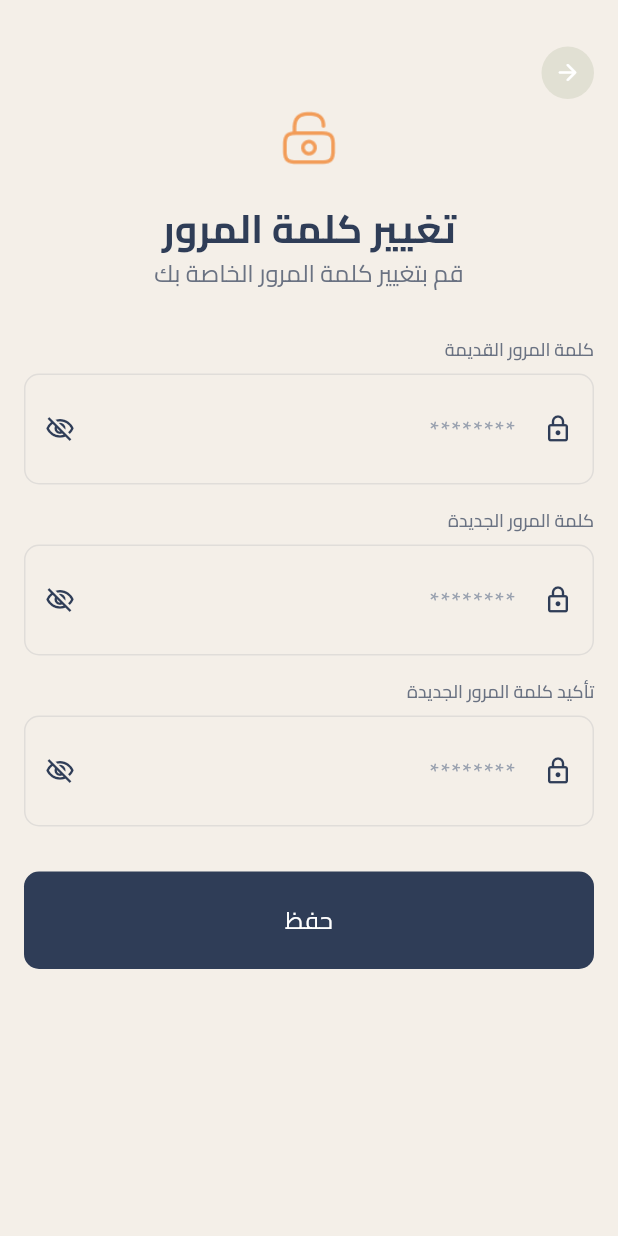
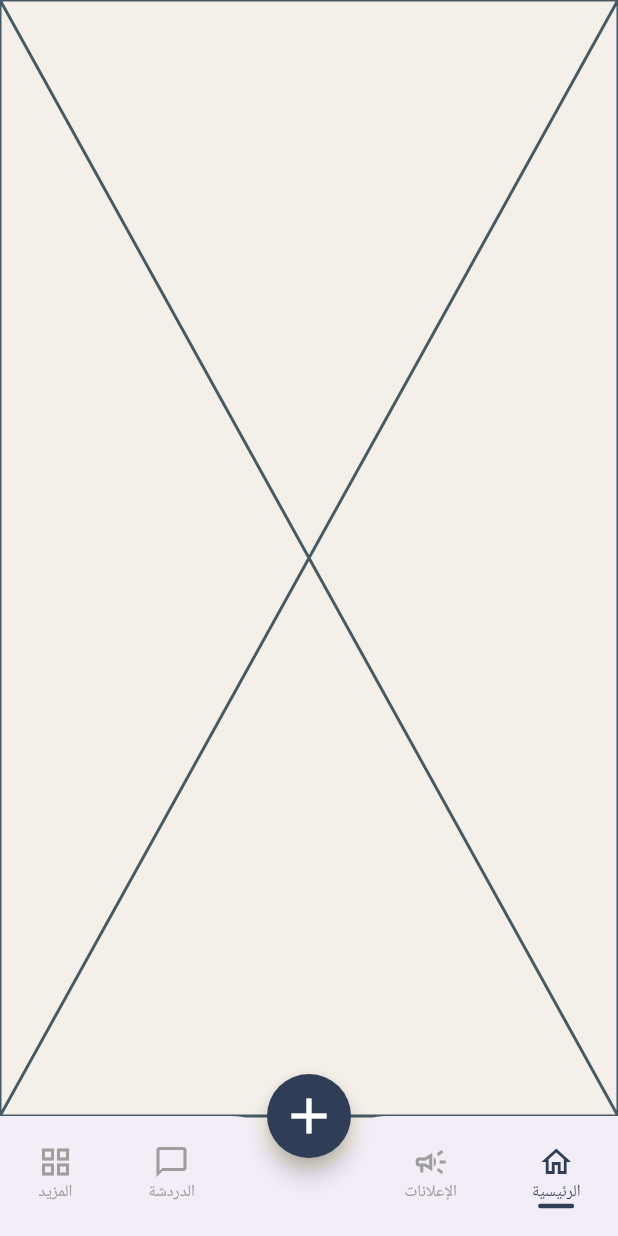
Before and after one commit to ELshenawyy/mostkdm, a Flutter app: the screen it shows after launch, on a phone screen of 412 x 824 dp. Run offline on Flutter 3.47's test engine with Material 3 defaults, Android fonts, the light colour scheme and no system bars; our stand-ins replace go_router, pinput.

Commit message:
إنتهاء أول 2 فيتشر الخاصة ب ال auth وكمان ال navBar في فيتشر معزوله

```diff
--- a/lib/core/router/app_router.dart
+++ b/lib/core/router/app_router.dart
@@ -5,6 +5,7 @@
 import 'package:mostkdm/features/auth/presentation/view/phone_otp.dart';
 import 'package:mostkdm/features/auth/presentation/view/signup_view.dart';
 import 'package:mostkdm/features/auth/presentation/view/otp_code_view.dart';
+import 'package:mostkdm/features/main/presentation/view/main_view.dart';
 import 'package:mostkdm/features/onBoarding/presentation/view/choose_access.dart';
 import 'package:mostkdm/features/onBoarding/presentation/view/splash_view.dart';
 
@@ -13,7 +14,7 @@
   routes: [
     GoRoute(
       path: RouteNames.splash,
-      builder: (context, state) => const ChangePasswordView(),
+      builder: (context, state) => const MainView(),
     ),
     GoRoute(
       path: RouteNames.signup,
--- a/lib/core/router/router_names.dart
+++ b/lib/core/router/router_names.dart
@@ -1,8 +1,11 @@
+
 abstract class RouteNames {
   static const splash = '/';
   static const chooseAccess = '/chooseAccess';
   static const login = '/login';
   static const signup = '/signup';
     static const phoneOtp = '/otp';
+        static const minView = '/mainView';
+
 
 }
--- a/lib/core/widgets/arrow_forward_widget.dart
+++ b/lib/core/widgets/arrow_forward_widget.dart
@@ -10,7 +10,7 @@
     return Padding(
       padding: const EdgeInsets.only(top: 15.0),
       child: Row(
-        mainAxisAlignment: MainAxisAlignment.end,
+        mainAxisAlignment: MainAxisAlignment.start,
         children: [
           Container(
             width: 35,
--- a/lib/core/widgets/text_field_widget.dart
+++ b/lib/core/widgets/text_field_widget.dart
@@ -32,7 +32,7 @@
   @override
   Widget build(BuildContext context) {
     return Column(
-      crossAxisAlignment: CrossAxisAlignment.end,
+      crossAxisAlignment: CrossAxisAlignment.start,
       children: [
         Text(
           widget.label,
--- a/lib/features/auth/presentation/sections/login_form_section.dart
+++ b/lib/features/auth/presentation/sections/login_form_section.dart
@@ -39,7 +39,7 @@
       SizedBox(height: 14),
 
       Row(
-        mainAxisAlignment: MainAxisAlignment.end,
+        mainAxisAlignment: MainAxisAlignment.start,
         children: [
           Text(
             'هل نسيت كلمة المرور؟',
--- a/lib/features/auth/presentation/sections/signup_form_section.dart
+++ b/lib/features/auth/presentation/sections/signup_form_section.dart
@@ -52,7 +52,7 @@
       ),
       SizedBox(height: 14),
       Row(
-        mainAxisAlignment: MainAxisAlignment.end,
+        mainAxisAlignment: MainAxisAlignment.start,
         children: [
           Text('هل أنت موافق على الشروط والأحكام؟',
               style: AppTextStyle.forgetPasswordStyle),
--- /dev/null
+++ b/lib/features/home/presentation/view/home_view.dart
@@ -0,0 +1,10 @@
+import 'package:flutter/material.dart';
+
+class HomeView extends StatelessWidget {
+  const HomeView({super.key});
+
+  @override
+  Widget build(BuildContext context) {
+    return const Placeholder();
+  }
+}
--- /dev/null
+++ b/lib/features/main/presentation/view/main_view.dart
@@ -0,0 +1,122 @@
+import 'package:flutter/material.dart';
+import 'package:mostkdm/core/theme/app_colors.dart';
+import 'package:mostkdm/features/home/presentation/view/home_view.dart';
+
+class MainView extends StatefulWidget {
+  const MainView({super.key});
+
+  @override
+  State<MainView> createState() => _MainViewState();
+}
+
+class _MainViewState extends State<MainView> {
+  int _currentIndex = 0;
+
+  static const List _pages = [
+    HomeView(),
+    SizedBox(),
+    SizedBox(),
+    SizedBox(),
+    SizedBox(),
+  ];
+  @override
+  Widget build(BuildContext context) {
+    return Scaffold(
+      body: _pages[_currentIndex],
+      floatingActionButton: FloatingActionButton(
+        onPressed: () => setState(() => _currentIndex = 2),
+        backgroundColor: AppColors.secondaryColor,
+        shape: const CircleBorder(),
+        child: const Icon(
+          Icons.add,
+          color: Colors.white,
+          size: 40,
+        ),
+      ),
+      floatingActionButtonLocation: FloatingActionButtonLocation.centerDocked,
+      bottomNavigationBar: BottomAppBar(
+        shape: const CircularNotchedRectangle(),
+        notchMargin: 8,
+         padding: EdgeInsets.zero,
+        child: Row(
+          mainAxisAlignment: MainAxisAlignment.spaceAround,
+          children: [
+            _NavItem(
+                icon: Icons.home_outlined,
+                label: 'الرئيسية',
+                index: 0,
+                current: _currentIndex,
+                onTap: (i) => setState(() => _currentIndex = i)),
+            _NavItem(
+                icon: Icons.campaign_outlined,
+                label: 'الإعلانات',
+                index: 1,
+                current: _currentIndex,
+                onTap: (i) => setState(() => _currentIndex = i)),
+            const SizedBox(width: 40),
+            _NavItem(
+                icon: Icons.chat_bubble_outline,
+                label: 'الدردشة',
+                index: 3,
+                current: _currentIndex,
+                onTap: (i) => setState(() => _currentIndex = i)),
+            _NavItem(
+                icon: Icons.grid_view_outlined,
+                label: 'المزيد',
+                index: 4,
+                current: _currentIndex,
+                onTap: (i) => setState(() => _currentIndex = i)),
+          ],
+        ),
+      ),
+    );
+  }
+}
+
+class _NavItem extends StatelessWidget {
+  final IconData icon;
+  final String label;
+  final int index;
+  final int current;
+  final void Function(int) onTap;
+
+  const _NavItem({
+    required this.icon,
+    required this.label,
+    required this.index,
+    required this.current,
+    required this.onTap,
+  });
+
+  @override
+  Widget build(BuildContext context) {
+    final isSelected = index == current;
+    return GestureDetector(
+      onTap: () => onTap(index),
+      child: Column(
+        mainAxisSize: MainAxisSize.min,
+        children: [
+          Icon(icon,
+              color: isSelected ? AppColors.secondaryColor : Colors.grey),
+          Text(
+            label,
+            style: TextStyle(
+              fontSize: 11,
+              color: isSelected ? AppColors.secondaryColor : Colors.grey,
+            ),
+          ),
+
+          AnimatedContainer(
+            duration: const Duration(milliseconds: 300),
+            height: 3,
+            width: isSelected ? 24 : 0,
+            decoration: BoxDecoration(
+              color: AppColors.secondaryColor,
+              borderRadius: BorderRadius.circular(10),
+            ),
+          ),
+        ],
+      ),
+    );
+  }
+}
--- a/lib/main.dart
+++ b/lib/main.dart
@@ -12,6 +12,11 @@
   @override
   Widget build(BuildContext context) {
     return MaterialApp.router(
+      locale: const Locale('ar'),
+      builder: (context, child) => Directionality(
+        textDirection: TextDirection.rtl,
+        child: child!,
+      ),
       theme: ThemeData(
         scaffoldBackgroundColor: AppColors.backgroundColor,
       ),
```
